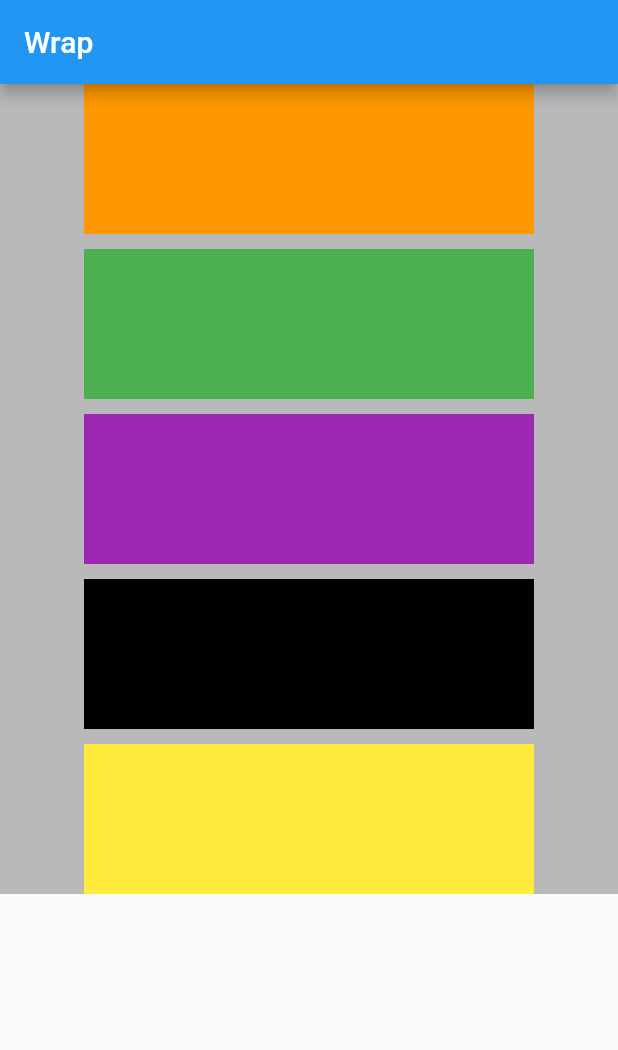
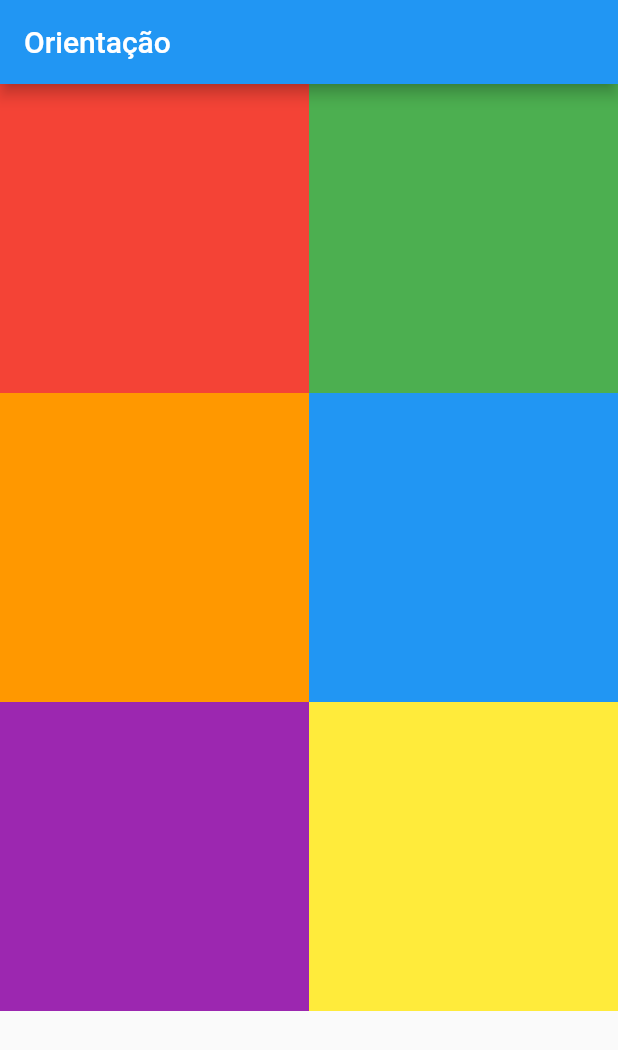
Before and after one commit to SandroRF1973/flutter_web_aula, a Flutter app: the screen it shows after launch, on a phone screen of 412 x 824 dp. Shown: the top 1050 px of the screen. Run offline on Flutter 3.47's test engine with Material 2 defaults, Android fonts, the phone set to English and light mode, and no system bars.

Commit message:
Aula - 303

```diff
--- a/lib/main.dart
+++ b/lib/main.dart
@@ -1,4 +1,5 @@
 import 'package:flutter/material.dart';
+import 'package:flutter_web_aula/orientacao.dart';
 import 'package:flutter_web_aula/responsividade_media_query.dart';
 import 'package:flutter_web_aula/responsividade_row_col.dart';
 import 'package:flutter_web_aula/responsividade_wrap.dart';
@@ -9,6 +10,7 @@ void main() {
     debugShowCheckedModeBanner: false,
     // home: ResponsividadeMediaQuery(),
     // home: ResponsividadeRowCol(),
-    home: ResponsividadeWrap(),
+    //home: ResponsividadeWrap(),
+    home: Orientacao(),
   ));
 }
--- /dev/null
+++ b/lib/orientacao.dart
@@ -0,0 +1,49 @@
+import 'package:flutter/material.dart';
+
+class Orientacao extends StatefulWidget {
+  const Orientacao({super.key});
+
+  @override
+  State<Orientacao> createState() => _OrientacaoState();
+}
+
+class _OrientacaoState extends State<Orientacao> {
+  @override
+  Widget build(BuildContext context) {
+    return Scaffold(
+      appBar: AppBar(
+        title: const Text("Orientação"),
+      ),
+      body: OrientationBuilder(builder: (context, orientacao) {
+        // return Container(
+        //   child: orientacao == Orientation.portrait
+        //       ? const Text("Portrait")
+        //       : const Text("Landscape"),
+        // );
+        return GridView.count(
+          crossAxisCount: orientacao == Orientation.portrait ? 2 : 4,
+          children: [
+            Container(
+              color: Colors.red,
+            ),
+            Container(
+              color: Colors.green,
+            ),
+            Container(
+              color: Colors.orange,
+            ),
+            Container(
+              color: Colors.blue,
+            ),
+            Container(
+              color: Colors.purple,
+            ),
+            Container(
+              color: Colors.yellow,
+            ),
+          ],
+        );
+      }),
+    );
+  }
+}
```
